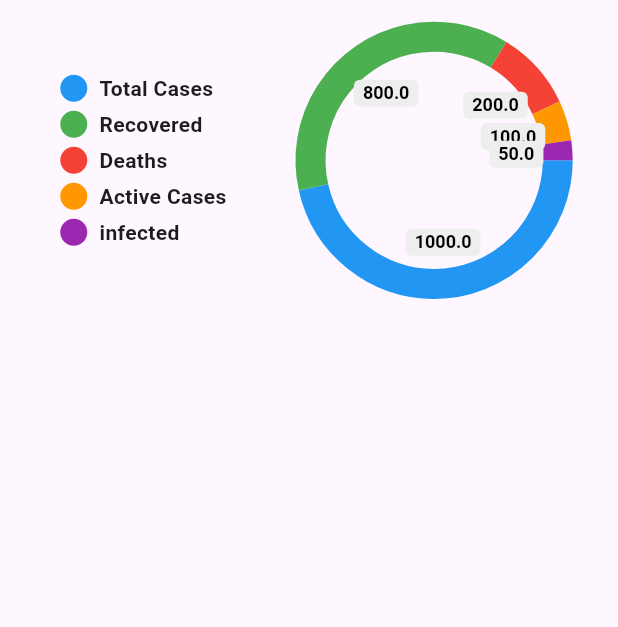
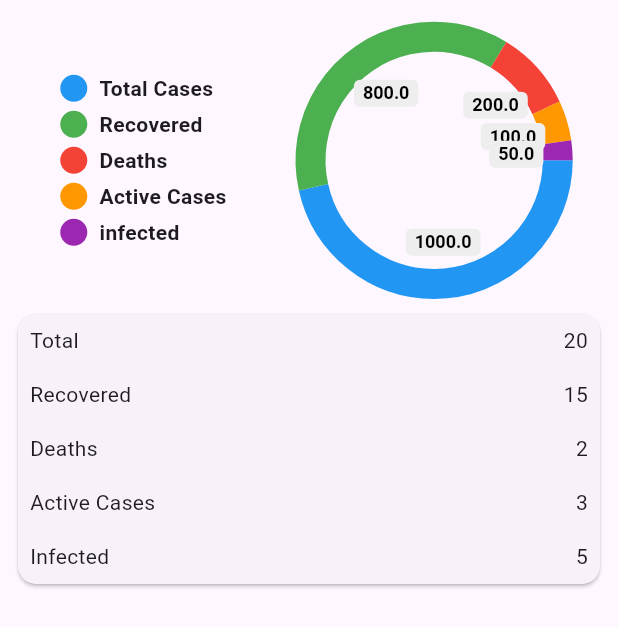
Before and after one commit to roychandu/covid19_tracking_app, a Flutter app: the screen it shows after launch, on a phone screen of 412 x 824 dp. Shown: the top 627 px of the screen. Run offline on Flutter 3.47's test engine with Material 3 defaults, Android fonts, the phone set to English and light mode, and no system bars; drawn by our look-alikes of pie_chart.

Commit message:
Add cart for showing data

```diff
--- a/lib/common_widgets/Reuseable_row.dart
+++ b/lib/common_widgets/Reuseable_row.dart
@@ -11,11 +11,17 @@ class ReuseableRow extends StatefulWidget {
 class _ReuseableRowState extends State<ReuseableRow> {
   @override
   Widget build(BuildContext context) {
-    return Column(
-      mainAxisAlignment: MainAxisAlignment.spaceBetween,
-      children: [
-        Row(children: [Text(widget.title), Text(widget.value)]),
-      ],
+    return Padding(
+      padding: const EdgeInsets.all(8.0),
+      child: Column(
+        mainAxisAlignment: MainAxisAlignment.spaceBetween,
+        children: [
+          Row(
+            mainAxisAlignment: MainAxisAlignment.spaceBetween,
+            children: [Text(widget.title), Text(widget.value)],
+          ),
+        ],
+      ),
     );
   }
 }
--- a/lib/view/world_wise_screen.dart
+++ b/lib/view/world_wise_screen.dart
@@ -1,5 +1,6 @@
 import 'dart:async';
 
+import 'package:covid19_tracking_app/common_widgets/Reuseable_row.dart';
 import 'package:flutter/material.dart';
 import 'package:pie_chart/pie_chart.dart';
 
@@ -74,6 +75,20 @@ class _WorldWiseScreenState extends State<WorldWiseScreen>
               // color list for pie chart
               colorList: ColorList,
             ),
+            Padding(
+              padding: const EdgeInsets.all(8.0),
+              child: Card(
+                child: Column(
+                  children: [
+                    ReuseableRow(title: 'Total', value: '20'),
+                    ReuseableRow(title: 'Recovered', value: '15'),
+                    ReuseableRow(title: 'Deaths', value: '2'),
+                    ReuseableRow(title: 'Active Cases', value: '3'),
+                    ReuseableRow(title: 'Infected', value: '5'),
+                  ],
+                ),
+              ),
+            ),
           ],
         ),
       ),
```
